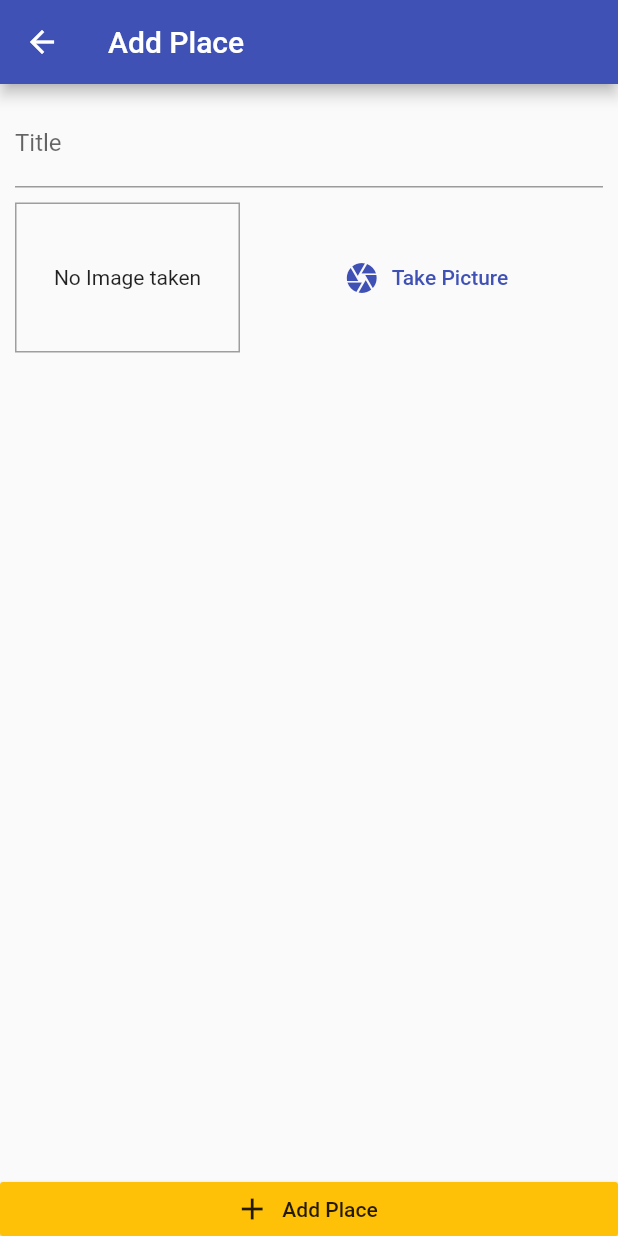
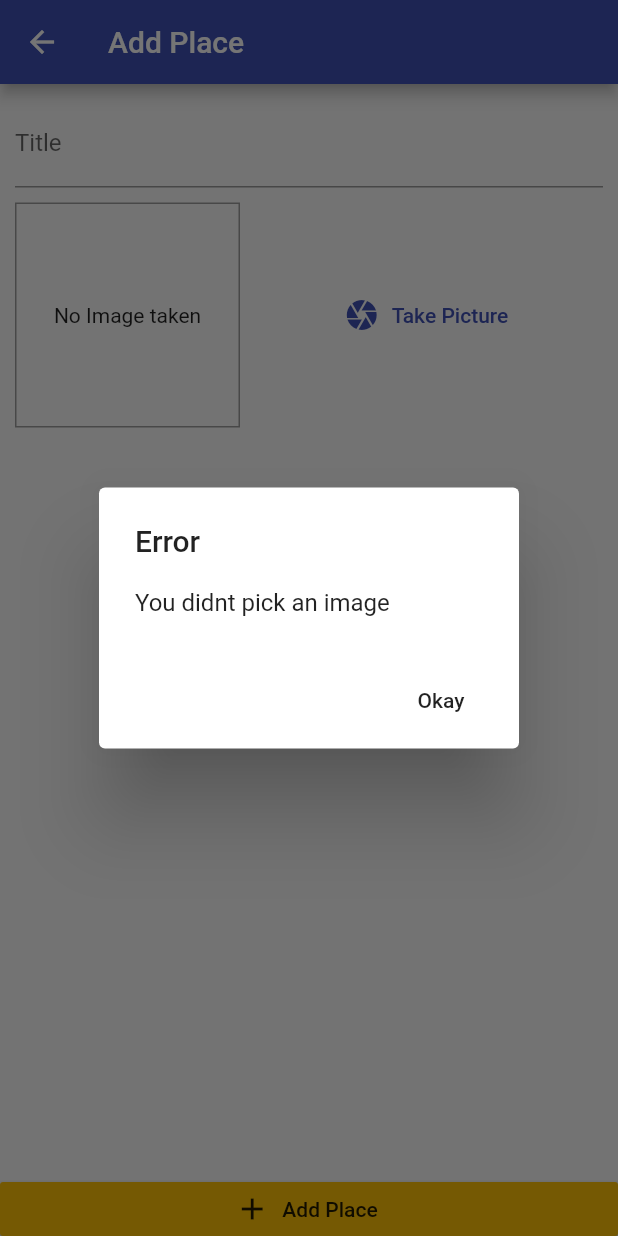
Before and after one commit to dreking/great_places, a Flutter app: the AddPlaceScreen screen opened by its route, after a tap on "Add Place", on a phone screen of 412 x 824 dp. Run offline on Flutter 3.47's test engine with Material 2 defaults, Android fonts, the phone set to English and light mode, and no system bars; our stand-ins replace image_picker.

Commit message:
feat:added image picker, path, path provider packages, also immplemented to snap a picture

```diff
--- a/lib/screens/add_place_screen.dart
+++ b/lib/screens/add_place_screen.dart
@@ -1,3 +1,5 @@
+import 'dart:io';
+
 import 'package:flutter/material.dart';
 
 import '../widgets/image_input.dart';
@@ -9,7 +11,32 @@ class AddPlaceScreen extends StatefulWidget {
 }
 
 class _AddPlaceScreenState extends State<AddPlaceScreen> {
-  TextEditingController _titleController;
+  final _titleController = TextEditingController();
+  File _pickedImage;
+
+  void _selectImage(File pickedImage) {
+    _pickedImage = pickedImage;
+  }
+
+  void _savePlace(BuildContext context) {
+    if (_titleController.text.isEmpty || _pickedImage == null) {
+      showDialog(
+        context: context,
+        builder: (ctx) => AlertDialog(
+          title: Text('Error'),
+          content: Text('You didnt pick an image'),
+          actions: <Widget>[
+            FlatButton(
+              child: Text('Okay'),
+              onPressed: () {
+                Navigator.of(context).pop();
+              },
+            )
+          ],
+        ),
+      );
+    }
+  }
 
   @override
   Widget build(BuildContext context) {
@@ -30,7 +57,7 @@ class _AddPlaceScreenState extends State<AddPlaceScreen> {
                     controller: _titleController,
                   ),
                   SizedBox(height: 10),
-                  ImageInput(),
+                  ImageInput(_selectImage),
                 ],
               ),
             ),
@@ -38,7 +65,7 @@ class _AddPlaceScreenState extends State<AddPlaceScreen> {
           RaisedButton.icon(
             icon: Icon(Icons.add),
             label: Text('Add Place'),
-            onPressed: () {},
+            onPressed: () => _savePlace(context),
             materialTapTargetSize: MaterialTapTargetSize.shrinkWrap,
             color: Theme.of(context).accentColor,
           ),
--- a/pubspec.yaml
+++ b/pubspec.yaml
@@ -20,6 +20,9 @@ dependencies:
   flutter:
     sdk: flutter
   provider: ^3.1.0+1
+  image_picker: ^0.6.1+11
+  path_provider: ^1.1.0
+  path: ^1.6.2
 
   # The following adds the Cupertino Icons font to your application.
   # Use with the CupertinoIcons class for iOS style icons.
```
Also changed, not shown: lib/widgets/image_input.dart (+28 -2 lines), pubspec.lock, 1 other file.
